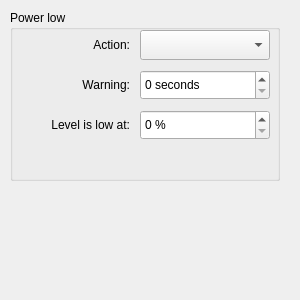
This is config/powerlowsettings.ui in lxqt/lxqt-powermanagement as Qt 5 draws it before an edit. The edited form follows.
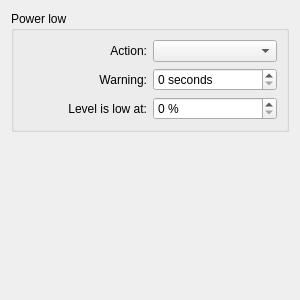
This is the edited form.

Commit message:
Use flexible layouts
Static positioning looks bad when resizing and with different sized fonts

Diff of the .ui file:
```diff
--- a/config/powerlowsettings.ui
+++ b/config/powerlowsettings.ui
@@ -13,37 +13,15 @@
   <property name="windowTitle">
    <string>Dialog</string>
   </property>
+  <layout class="QVBoxLayout" name="verticalLayout">
+   <item>
   <widget class="QGroupBox" name="groupBox">
-   <property name="geometry">
-    <rect>
-     <x>10</x>
-     <y>10</y>
-     <width>270</width>
-     <height>171</height>
-    </rect>
-   </property>
    <property name="title">
     <string>Power low</string>
    </property>
-   <widget class="QComboBox" name="actionComboBox">
-    <property name="geometry">
-     <rect>
-      <x>130</x>
-      <y>20</y>
-      <width>130</width>
-      <height>30</height>
-     </rect>
-    </property>
-   </widget>
+     <layout class="QGridLayout" name="gridLayout">
+      <item row="0" column="0">
    <widget class="QLabel" name="actionLabel">
-    <property name="geometry">
-     <rect>
-      <x>10</x>
-      <y>20</y>
-      <width>110</width>
-      <height>30</height>
-     </rect>
-    </property>
     <property name="text">
      <string>Action:</string>
     </property>
@@ -51,15 +29,12 @@
      <set>Qt::AlignRight|Qt::AlignTrailing|Qt::AlignVCenter</set>
     </property>
    </widget>
+      </item>
+      <item row="0" column="1">
+       <widget class="QComboBox" name="actionComboBox"/>
+      </item>
+      <item row="1" column="0">
    <widget class="QLabel" name="warningLabel">
-    <property name="geometry">
-     <rect>
-      <x>10</x>
-      <y>60</y>
-      <width>110</width>
-      <height>30</height>
-     </rect>
-    </property>
     <property name="text">
      <string>Warning:</string>
     </property>
@@ -67,15 +42,9 @@
      <set>Qt::AlignRight|Qt::AlignTrailing|Qt::AlignVCenter</set>
     </property>
    </widget>
+      </item>
+      <item row="1" column="1">
    <widget class="QSpinBox" name="warningSpinBox">
-    <property name="geometry">
-     <rect>
-      <x>130</x>
-      <y>60</y>
-      <width>130</width>
-      <height>30</height>
-     </rect>
-    </property>
     <property name="suffix">
      <string> seconds</string>
     </property>
@@ -83,15 +52,9 @@
      <number>500</number>
     </property>
    </widget>
+      </item>
+      <item row="2" column="0">
    <widget class="QLabel" name="levelLabel">
-    <property name="geometry">
-     <rect>
-      <x>10</x>
-      <y>100</y>
-      <width>110</width>
-      <height>30</height>
-     </rect>
-    </property>
     <property name="text">
      <string>Level is low at:</string>
     </property>
@@ -99,20 +62,31 @@
      <set>Qt::AlignRight|Qt::AlignTrailing|Qt::AlignVCenter</set>
     </property>
    </widget>
+      </item>
+      <item row="2" column="1">
    <widget class="QSpinBox" name="levelSpinBox">
-    <property name="geometry">
-     <rect>
-      <x>130</x>
-      <y>100</y>
-      <width>130</width>
-      <height>30</height>
-     </rect>
-    </property>
     <property name="suffix">
      <string> %</string>
     </property>
    </widget>
-  </widget>
+      </item>
+     </layout>
+    </widget>
+   </item>
+   <item>
+    <spacer name="verticalSpacer">
+     <property name="orientation">
+      <enum>Qt::Vertical</enum>
+     </property>
+     <property name="sizeHint" stdset="0">
+      <size>
+       <width>20</width>
+       <height>40</height>
+      </size>
+     </property>
+    </spacer>
+   </item>
+  </layout>
  </widget>
  <resources/>
  <connections/>
```
Lines whose indentation alone changed are shown as unchanged. The commit also changes 2 other files.
